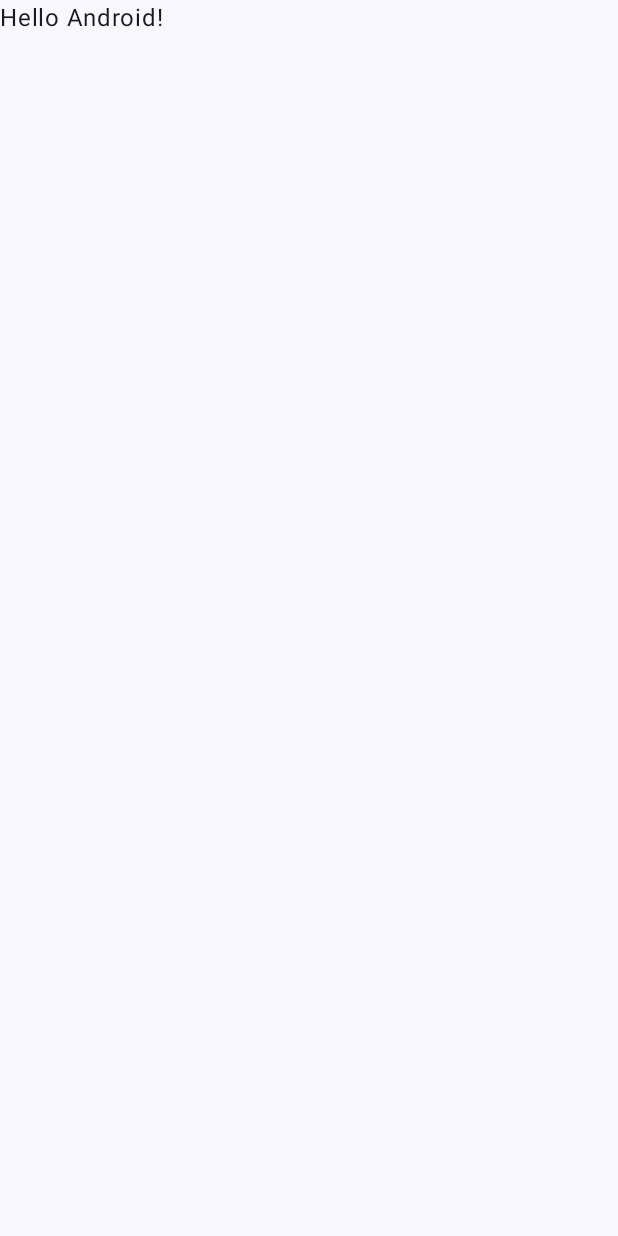
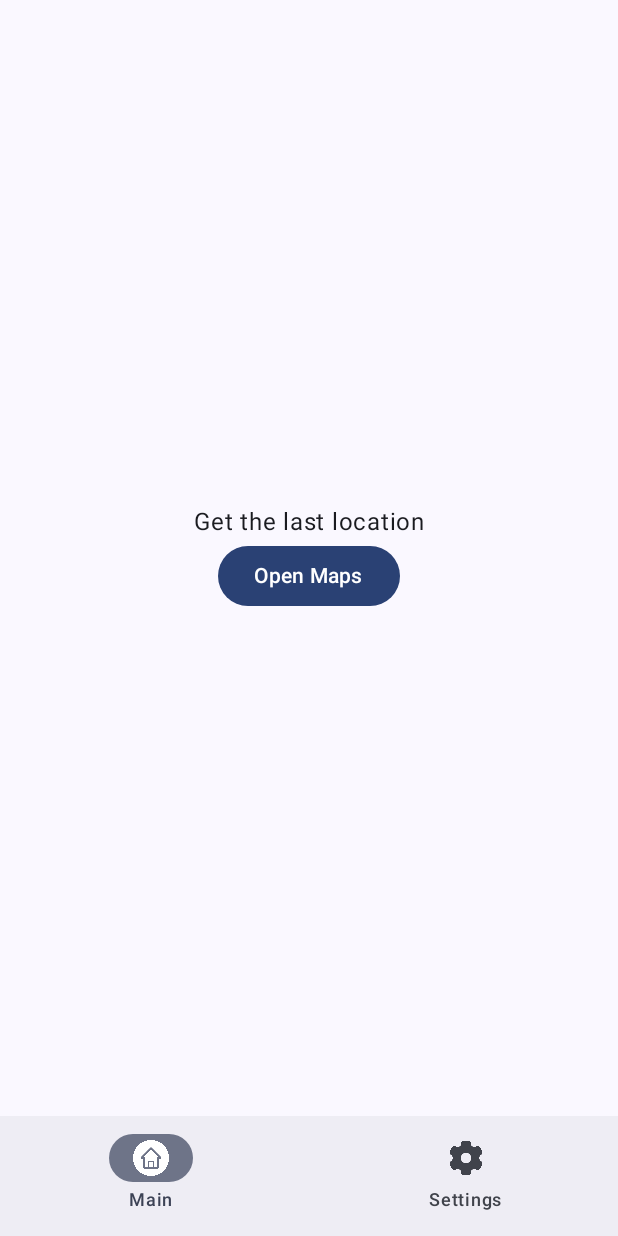
Before and after one commit to RJKRanathunga/Care-Band, an Android app built with Jetpack Compose: the screen it shows after launch (MainActivity), on a phone screen of 412 x 824 dp. Before the commit the screen is almost empty. Run offline under Robolectric (Android 15) with nearby library versions, the phone set to English and light mode, and no system bars.

Commit message:
Basic functionality (showing the app and bottom navigation bar)

```diff
--- a/app/app/build.gradle.kts
+++ b/app/app/build.gradle.kts
@@ -49,6 +49,9 @@ dependencies {
     implementation(libs.androidx.ui.graphics)
     implementation(libs.androidx.ui.tooling.preview)
     implementation(libs.androidx.material3)
+    implementation(libs.maps.compose)
+    implementation(libs.play.services.maps)
+    implementation(libs.androidx.navigation.compose)
     testImplementation(libs.junit)
     androidTestImplementation(libs.androidx.junit)
     androidTestImplementation(libs.androidx.espresso.core)
--- a/app/app/src/main/java/com/example/edpsem2project/MainActivity.kt
+++ b/app/app/src/main/java/com/example/edpsem2project/MainActivity.kt
@@ -6,12 +6,26 @@ import androidx.activity.compose.setContent
 import androidx.activity.enableEdgeToEdge
 import androidx.compose.foundation.layout.fillMaxSize
 import androidx.compose.foundation.layout.padding
+import androidx.compose.foundation.layout.size
+import androidx.compose.material3.Icon
+import androidx.compose.material3.NavigationBar
+import androidx.compose.material3.NavigationBarItem
 import androidx.compose.material3.Scaffold
 import androidx.compose.material3.Text
 import androidx.compose.runtime.Composable
+import androidx.compose.runtime.getValue
 import androidx.compose.ui.Modifier
-import androidx.compose.ui.tooling.preview.Preview
+import androidx.compose.ui.res.painterResource
+import androidx.compose.ui.unit.dp
+import androidx.navigation.NavController
+import androidx.navigation.compose.NavHost
+import androidx.navigation.compose.composable
+import androidx.navigation.compose.currentBackStackEntryAsState
+import androidx.navigation.compose.rememberNavController
 import com.example.edpsem2project.ui.theme.EDPSem2ProjectTheme
+import com.example.edpsem2project.ui.theme.primary_Screens.MainScreen
+import com.example.edpsem2project.ui.theme.primary_Screens.SettingsScreen
+import com.example.edpsem2project.ui.theme.secondary_Screens.GoogleMapScreen
 
 class MainActivity : ComponentActivity() {
     override fun onCreate(savedInstanceState: Bundle?) {
@@ -19,11 +33,8 @@ class MainActivity : ComponentActivity() {
         enableEdgeToEdge()
         setContent {
             EDPSem2ProjectTheme {
-                Scaffold( modifier = Modifier.fillMaxSize() ) { innerPadding ->
-                    Greeting(
-                        name = "Android",
-                        modifier = Modifier.padding(innerPadding)
-                    )
+                Scaffold(modifier = Modifier.fillMaxSize()) { contentPadding ->
+                    ProjectMain(modifier = Modifier.padding(contentPadding))
                 }
             }
         }
@@ -31,17 +42,64 @@ class MainActivity : ComponentActivity() {
 }
 
 @Composable
-fun Greeting(name: String, modifier: Modifier = Modifier) {
-    Text(
-        text = "Hello $name!",
-        modifier = modifier
-    )
+fun ProjectMain(modifier: Modifier) {
+    val navController = rememberNavController()
+
+    Scaffold(
+        bottomBar = {
+            BottomNavigationBar(
+                items = listOf("Main", "Settings"),
+                navController = navController
+            )
+        }
+    ) { innerPadding ->
+        NavHost(
+            navController = navController,
+            startDestination = "main_screen",
+            modifier = Modifier.padding(innerPadding)
+        ) {
+            composable("main_screen") { MainScreen(navController) }
+            composable("settings_screen") { SettingsScreen(navController) }
+            composable("map_screen") { GoogleMapScreen() }
+        }
+    }
 }
 
-@Preview(showBackground = true)
 @Composable
-fun GreetingPreview() {
-    EDPSem2ProjectTheme {
-        Greeting("Android")
+fun BottomNavigationBar(
+    items: List<String>,
+    navController: NavController
+) {
+    val currentDestination by navController.currentBackStackEntryAsState()
+    val currentRoute = currentDestination?.destination?.route
+
+    NavigationBar {
+        items.forEach { item ->
+            val icon = when (item){
+                "Main" -> painterResource(R.drawable.home)
+                "Settings" -> painterResource(R.drawable.settings)
+                else -> painterResource(R.drawable.ic_launcher_foreground)
+            }
+            NavigationBarItem(
+                selected = currentRoute == item.toRoute(),
+                onClick = {
+                    navController.navigate(item.toRoute()) {
+                        popUpTo(navController.graph.startDestinationId) { inclusive = false } // Ensures navigation to the main screen
+                        launchSingleTop = true // Avoids duplicate instances
+                    }
+                },
+                label = { Text(item) },
+                icon = { Icon(painter = icon, contentDescription = null, modifier = Modifier.size(24.dp)) }
+            )
+        }
     }
 }
+
+// Extension function to map the item names to routes
+fun String.toRoute(): String {
+    return when (this) {
+        "Main" -> "main_screen"
+        "Settings" -> "settings_screen"
+        else -> "main_screen"
+    }
+}
--- a/app/app/src/main/java/com/example/edpsem2project/ui/theme/Theme.kt
+++ b/app/app/src/main/java/com/example/edpsem2project/ui/theme/Theme.kt
@@ -45,6 +45,7 @@ fun EDPSem2ProjectTheme(
             val context = LocalContext.current
             if (darkTheme) dynamicDarkColorScheme(context) else dynamicLightColorScheme(context)
         }
+
         darkTheme -> DarkColorScheme
         else -> LightColorScheme
     }
--- /dev/null
+++ b/app/app/src/main/java/com/example/edpsem2project/ui/theme/primary_Screens/Main_Screen.kt
@@ -0,0 +1,41 @@
+package com.example.edpsem2project.ui.theme.primary_Screens
+
+import androidx.compose.foundation.layout.Arrangement
+import androidx.compose.foundation.layout.Column
+import androidx.compose.foundation.layout.fillMaxSize
+import androidx.compose.foundation.layout.padding
+import androidx.compose.material3.Button
+import androidx.compose.material3.Text
+import androidx.compose.runtime.Composable
+import androidx.compose.ui.Alignment
+import androidx.compose.ui.Modifier
+import androidx.compose.ui.platform.LocalContext
+import androidx.compose.ui.tooling.preview.Preview
+import androidx.compose.ui.unit.dp
+import androidx.navigation.NavController
+
+@Composable
+fun MainScreen(navController: NavController) {
+    // Main screen content goes here
+    Column(
+        modifier = Modifier
+            .fillMaxSize()
+            .padding(16.dp),
+        verticalArrangement = Arrangement.Center,
+        horizontalAlignment = Alignment.CenterHorizontally
+    ){
+        Text("Get the last location")
+        Button(
+            onClick = {navController.navigate("map_screen")}
+        ) {
+            Text(text = "Open Maps")
+        }
+    }
+}
+
+@Preview
+@Composable
+fun MainScreenPreview(){
+    val mockNavController = NavController(LocalContext.current)
+    MainScreen(mockNavController)
+}
--- a/app/app/src/main/res/values/themes.xml
+++ b/app/app/src/main/res/values/themes.xml
@@ -1,4 +1,5 @@
 <?xml version="1.0" encoding="utf-8"?>
 <resources>
+
     <style name="Theme.EDPSem2Project" parent="android:Theme.Material.Light.NoActionBar" />
 </resources>
--- a/app/gradle/libs.versions.toml
+++ b/app/gradle/libs.versions.toml
@@ -8,6 +8,9 @@ espressoCore = "3.6.1"
 lifecycleRuntimeKtx = "2.8.7"
 activityCompose = "1.10.1"
 composeBom = "2024.04.01"
+mapsCompose = "4.2.0"
+playServicesMaps = "19.2.0"
+navigationCompose = "2.8.9"
 
 [libraries]
 androidx-core-ktx = { group = "androidx.core", name = "core-ktx", version.ref = "coreKtx" }
@@ -24,6 +27,9 @@ androidx-ui-tooling-preview = { group = "androidx.compose.ui", name = "ui-toolin
 androidx-ui-test-manifest = { group = "androidx.compose.ui", name = "ui-test-manifest" }
 androidx-ui-test-junit4 = { group = "androidx.compose.ui", name = "ui-test-junit4" }
 androidx-material3 = { group = "androidx.compose.material3", name = "material3" }
+maps-compose = { module = "com.google.maps.android:maps-compose", version.ref = "mapsCompose" }
+play-services-maps = { module = "com.google.android.gms:play-services-maps", version.ref = "playServicesMaps" }
+androidx-navigation-compose = { group = "androidx.navigation", name = "navigation-compose", version.ref = "navigationCompose" }
 
 [plugins]
 android-application = { id = "com.android.application", version.ref = "agp" }
```
Also changed, not shown: app/app/src/main/AndroidManifest.xml (+10 -3 lines), app/app/src/main/java/com/example/edpsem2project/ui/theme/primary_Screens/Settings_Screen.kt (added, +37 -0 lines), app/app/src/main/java/com/example/edpsem2project/ui/theme/secondary_Screens/GoogleMap.kt (added, +31 -0 lines), app/app/src/main/res/drawable-nodpi/home.png (added), app/app/src/main/res/drawable-nodpi/settings.png (added). Lines whose indentation alone changed are shown as unchanged.
